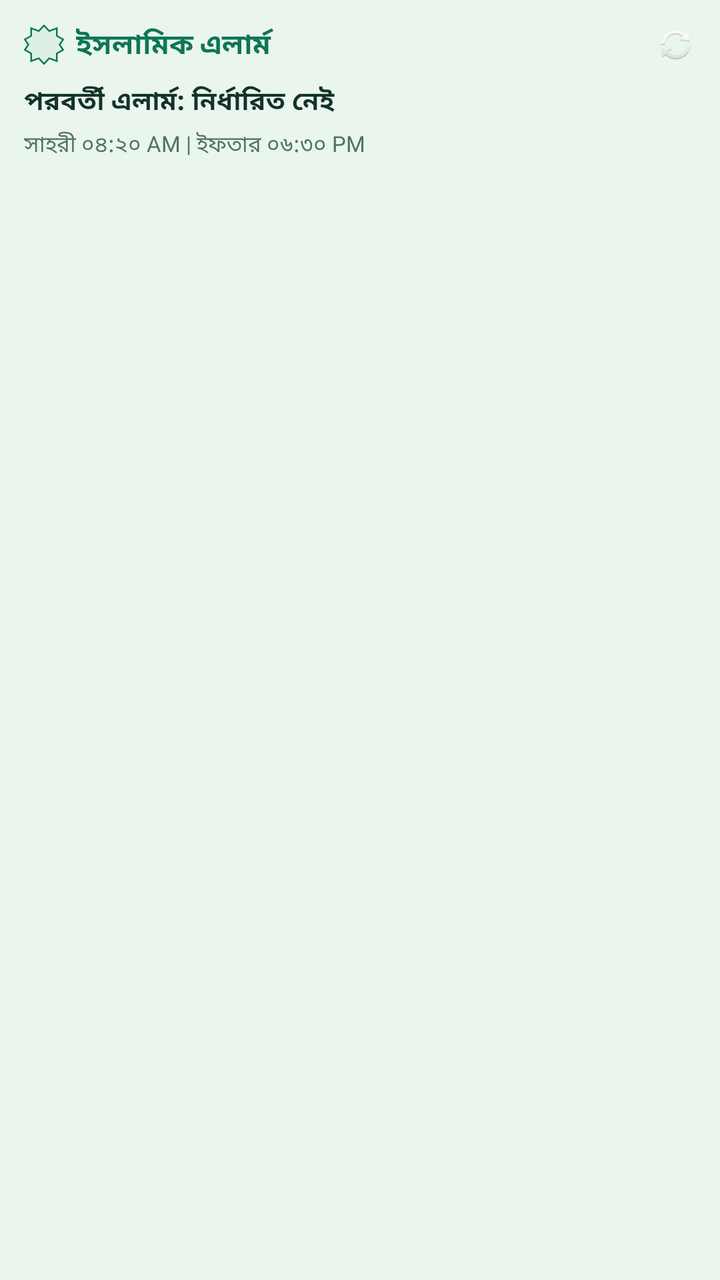
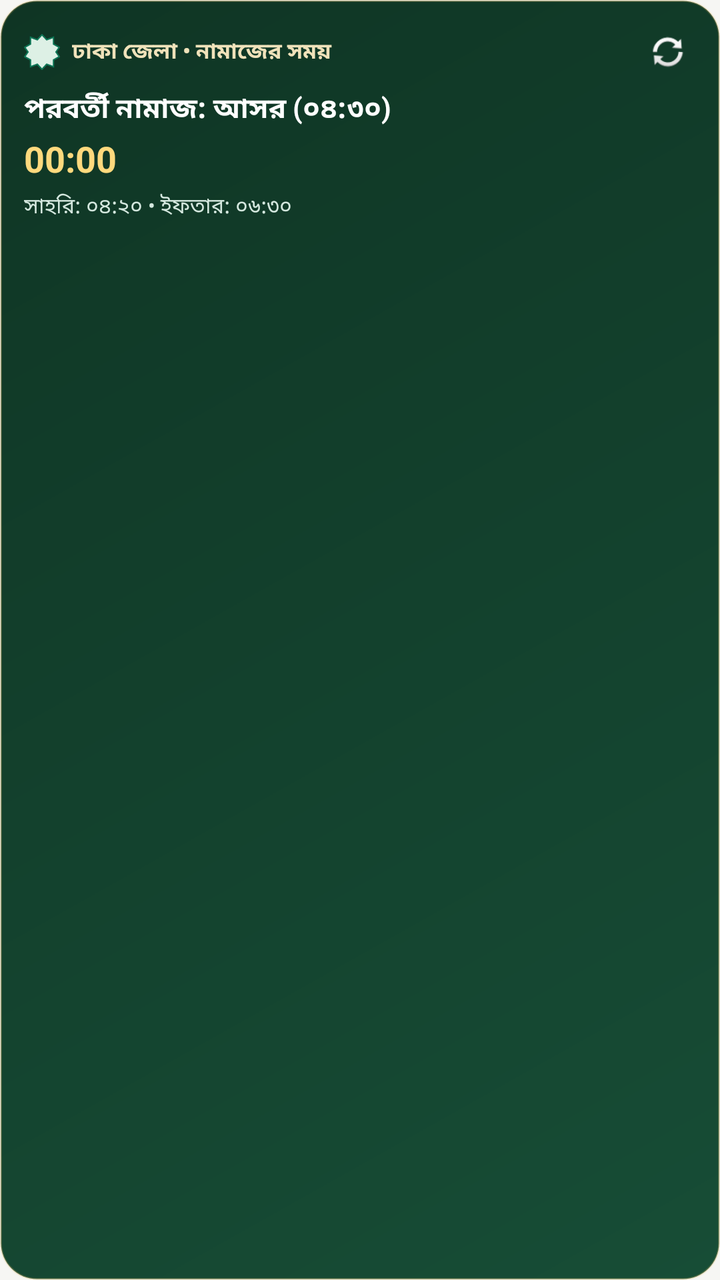

An Android layout rendered at two revisions. The XML below is the earlier revision; the diff shows what the commit changed to produce the second picture.
<!-- AndroidManifest.xml: application theme Theme.IslamicAlarm -->
<!-- res/layout/widget_islamic_alarm.xml -->
<?xml version="1.0" encoding="utf-8"?>
<LinearLayout xmlns:android="http://schemas.android.com/apk/res/android"
    android:id="@+id/widgetRoot"
    android:layout_width="match_parent"
    android:layout_height="match_parent"
    android:background="#EAF5EE"
    android:orientation="vertical"
    android:padding="12dp">

    <LinearLayout
        android:layout_width="match_parent"
        android:layout_height="wrap_content"
        android:gravity="center_vertical"
        android:orientation="horizontal">

        <ImageView
            android:layout_width="20dp"
            android:layout_height="20dp"
            android:contentDescription="Icon"
            android:src="@drawable/ic_islamic_star_badge" />

        <TextView
            android:layout_width="0dp"
            android:layout_height="wrap_content"
            android:layout_marginStart="6dp"
            android:layout_weight="1"
            android:text="ইসলামিক এলার্ম"
            android:textColor="#0E7656"
            android:textSize="14sp"
            android:textStyle="bold" />

        <ImageView
            android:id="@+id/btnWidgetRefresh"
            android:layout_width="20dp"
            android:layout_height="20dp"
            android:contentDescription="Refresh"
            android:src="@android:drawable/ic_popup_sync" />

    </LinearLayout>

    <TextView
        android:id="@+id/tvWidgetNextPrayer"
        android:layout_width="match_parent"
        android:layout_height="wrap_content"
        android:layout_marginTop="8dp"
        android:text="পরবর্তী এলার্ম: নির্ধারিত নেই"
        android:textColor="#123328"
        android:textSize="13sp"
        android:textStyle="bold" />

    <TextView
        android:id="@+id/tvWidgetSehriIftar"
        android:layout_width="match_parent"
        android:layout_height="wrap_content"
        android:layout_marginTop="4dp"
        android:text="সাহরী ০৪:২০ AM | ইফতার ০৬:৩০ PM"
        android:textColor="#517266"
        android:textSize="11sp" />

</LinearLayout>
<!-- resources referenced by this layout -->
<resources>
  <!-- drawable ic_islamic_star_badge (drawable) -->
  <vector xmlns:android="http://schemas.android.com/apk/res/android"
      android:width="48dp"
      android:height="48dp"
      android:viewportWidth="100"
      android:viewportHeight="100">
      <path
          android:fillColor="#DDF0E5"
          android:strokeColor="#0E7656"
          android:strokeWidth="4"
          android:pathData="M 50,2 L 63,16 L 82,9 L 82,28 L 98,37 L 89,50 L 98,63 L 82,72 L 82,91 L 63,84 L 50,98 L 37,84 L 18,91 L 18,72 L 2,63 L 11,50 L 2,37 L 18,28 L 18,9 L 37,16 Z" />
  </vector>
  <style name="Theme.IslamicAlarm" parent="Theme.Material3.Light.NoActionBar">
          <item name="colorPrimary">@color/dua_primary</item>
          <item name="colorOnPrimary">@color/white</item>
          <item name="colorPrimaryDark">@color/primary_variant</item>
          <item name="colorSecondary">@color/secondary</item>
          <item name="colorOnSecondary">@color/white</item>
          <item name="colorSurface">@color/surface</item>
          <item name="colorOnSurface">@color/text_primary</item>
          <item name="android:colorBackground">@color/background</item>
          <item name="colorOnBackground">@color/text_primary</item>
          <item name="android:statusBarColor">@color/background</item>
          <item name="android:navigationBarColor">@color/background</item>
          <item name="android:windowLightStatusBar">true</item>
          <item name="android:windowLightNavigationBar">true</item>
          <item name="android:windowBackground">@color/background</item>
      </style>
  <color name="dua_primary">#0E7656</color>
  <color name="white">#FFFFFFFF</color>
  <color name="primary_variant">#09573F</color>
  <color name="secondary">#0E7656</color>
  <color name="surface">#FFFFFF</color>
  <color name="text_primary">#123328</color>
  <color name="background">#EAF5EE</color>
</resources>

<!-- the commit's change to res/layout/widget_islamic_alarm.xml (unified diff, before → after) -->
@@ -3,7 +3,7 @@
     android:id="@+id/widgetRoot"
     android:layout_width="match_parent"
     android:layout_height="match_parent"
-    android:background="#EAF5EE"
+    android:background="@drawable/bg_widget_card"
     android:orientation="vertical"
     android:padding="12dp">
 
@@ -14,26 +14,30 @@
         android:orientation="horizontal">
 
         <ImageView
-            android:layout_width="20dp"
-            android:layout_height="20dp"
-            android:contentDescription="Icon"
+            android:layout_width="18dp"
+            android:layout_height="18dp"
+            android:contentDescription="নামাজের সময়সূচী"
             android:src="@drawable/ic_islamic_star_badge" />
 
         <TextView
+            android:id="@+id/tvWidgetLocation"
             android:layout_width="0dp"
             android:layout_height="wrap_content"
             android:layout_marginStart="6dp"
             android:layout_weight="1"
-            android:text="ইসলামিক এলার্ম"
-            android:textColor="#0E7656"
-            android:textSize="14sp"
+            android:ellipsize="end"
+            android:maxLines="1"
+            android:text="ঢাকা জেলা • নামাজের সময়"
+            android:textColor="#F0E2BA"
+            android:textSize="11sp"
             android:textStyle="bold" />
 
         <ImageView
             android:id="@+id/btnWidgetRefresh"
-            android:layout_width="20dp"
-            android:layout_height="20dp"
-            android:contentDescription="Refresh"
+            android:layout_width="28dp"
+            android:layout_height="28dp"
+            android:contentDescription="রিফ্রেশ"
+            android:padding="4dp"
             android:src="@android:drawable/ic_popup_sync" />
 
     </LinearLayout>
@@ -42,10 +46,22 @@
         android:id="@+id/tvWidgetNextPrayer"
         android:layout_width="match_parent"
         android:layout_height="wrap_content"
-        android:layout_marginTop="8dp"
-        android:text="পরবর্তী এলার্ম: নির্ধারিত নেই"
-        android:textColor="#123328"
-        android:textSize="13sp"
+        android:layout_marginTop="4dp"
+        android:ellipsize="end"
+        android:maxLines="1"
+        android:text="পরবর্তী নামাজ: আসর (০৪:৩০)"
+        android:textColor="#FFFFFF"
+        android:textSize="14sp"
+        android:textStyle="bold" />
+
+    <Chronometer
+        android:id="@+id/chronometerWidgetCountdown"
+        android:layout_width="match_parent"
+        android:layout_height="wrap_content"
+        android:layout_marginTop="2dp"
+        android:countDown="true"
+        android:textColor="#FFD97D"
+        android:textSize="18sp"
         android:textStyle="bold" />
 
     <TextView
@@ -53,8 +69,10 @@
         android:layout_width="match_parent"
         android:layout_height="wrap_content"
         android:layout_marginTop="4dp"
-        android:text="সাহরী ০৪:২০ AM | ইফতার ০৬:৩০ PM"
-        android:textColor="#517266"
-        android:textSize="11sp" />
+        android:ellipsize="end"
+        android:maxLines="1"
+        android:text="সাহরি: ০৪:২০ • ইফতার: ০৬:৩০"
+        android:textColor="#D5E8DF"
+        android:textSize="10.5sp" />
 
 </LinearLayout>
<!-- resource entries referenced after the edit -->
@@ -1,5 +1,18 @@
 <!-- resources referenced by this layout -->
 <resources>
+  <!-- drawable bg_widget_card (drawable) -->
+  <?xml version="1.0" encoding="utf-8"?>
+  <shape xmlns:android="http://schemas.android.com/apk/res/android"
+      android:shape="rectangle">
+      <gradient
+          android:angle="135"
+          android:endColor="#0F3524"
+          android:startColor="#174D36" />
+      <corners android:radius="18dp" />
+      <stroke
+          android:width="1dp"
+          android:color="#40D6B25E" />
+  </shape>
   <!-- drawable ic_islamic_star_badge (drawable) -->
   <vector xmlns:android="http://schemas.android.com/apk/res/android"
       android:width="48dp"
@@ -28,12 +41,12 @@
           <item name="android:windowLightNavigationBar">true</item>
           <item name="android:windowBackground">@color/background</item>
       </style>
-  <color name="dua_primary">#0E7656</color>
+  <color name="dua_primary">#1E563B</color>
   <color name="white">#FFFFFFFF</color>
-  <color name="primary_variant">#09573F</color>
-  <color name="secondary">#0E7656</color>
+  <color name="primary_variant">#143D29</color>
+  <color name="secondary">#1E563B</color>
   <color name="surface">#FFFFFF</color>
-  <color name="text_primary">#123328</color>
-  <color name="background">#EAF5EE</color>
+  <color name="text_primary">#1A1D1B</color>
+  <color name="background">#F6F6F3</color>
 </resources>
 
